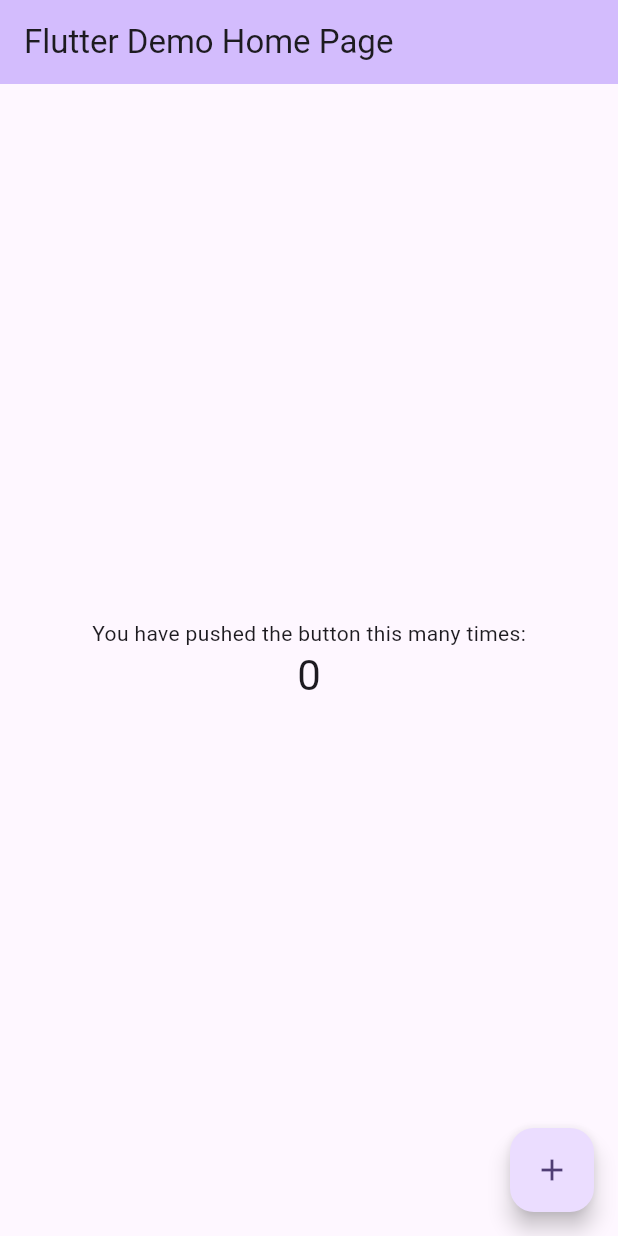
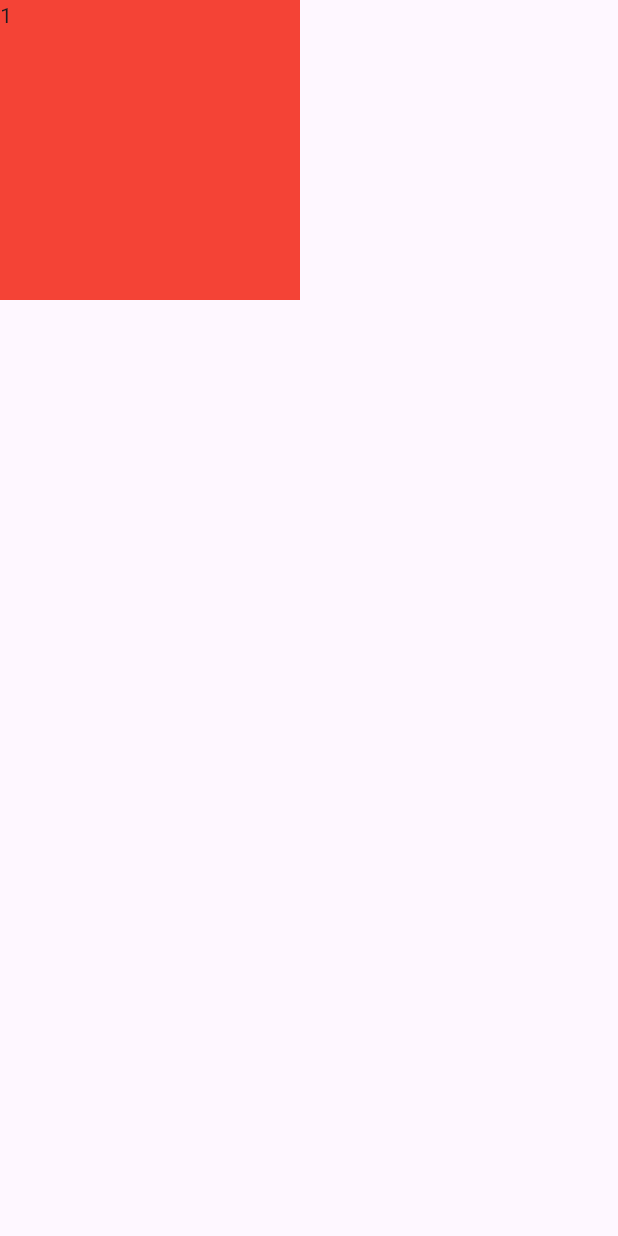
Before and after one commit to Riyadhalali/news_app, a Flutter app: the screen it shows after launch, on a phone screen of 412 x 824 dp. Run offline on Flutter 3.47's test engine with Material 3 defaults, Android fonts, the phone set to English and light mode, and no system bars; our stand-ins replace dartz, get, shared_preferences.

Commit message:
added mvc

```diff
--- /dev/null
+++ b/lib/core/const_data/routes.dart
@@ -0,0 +1,4 @@
+class Routes {
+
+ static String homeScreen="/homeScreen";
+}
--- /dev/null
+++ b/lib/core/service/shared_perferences_key.dart
@@ -0,0 +1,4 @@
+class sharedPerferencesKey {
+  static String tokenKey = "token",
+      isLoginKey = "isLogin";
+}
--- a/lib/main.dart
+++ b/lib/main.dart
@@ -1,4 +1,9 @@
 import 'package:flutter/material.dart';
+import 'package:get/get.dart';
+import 'package:news_app/routes.dart';
+
+import 'binding/initial_bindings.dart';
+import 'core/const_data/routes.dart';
 
 void main() {
   runApp(const MyApp());
@@ -10,61 +15,9 @@ class MyApp extends StatelessWidget {
   // This widget is the root of your application.
   @override
   Widget build(BuildContext context) {
-    return MaterialApp(
-      title: 'Flutter Demo',
-      theme: ThemeData(
-        colorScheme: ColorScheme.fromSeed(seedColor: Colors.deepPurple),
-        useMaterial3: true,
-      ),
-      home: const MyHomePage(title: 'Flutter Demo Home Page'),
-    );
+    return GetMaterialApp(
+        initialBinding: InitialBindings(),
+        getPages: routes,
+        initialRoute: Routes.homeScreen);
   }
 }
-
-class MyHomePage extends StatefulWidget {
-  const MyHomePage({super.key, required this.title});
-
-  final String title;
-
-  @override
-  State<MyHomePage> createState() => _MyHomePageState();
-}
-
-class _MyHomePageState extends State<MyHomePage> {
-  int _counter = 0;
-
-  void _incrementCounter() {
-    setState(() {
-      _counter++;
-    });
-  }
-
-  @override
-  Widget build(BuildContext context) {
-    return Scaffold(
-      appBar: AppBar(
-        backgroundColor: Theme.of(context).colorScheme.inversePrimary,
-        title: Text(widget.title),
-      ),
-      body: Center(
-        child: Column(
-          mainAxisAlignment: MainAxisAlignment.center,
-          children: <Widget>[
-            const Text(
-              'You have pushed the button this many times:',
-            ),
-            Text(
-              '$_counter',
-              style: Theme.of(context).textTheme.headlineMedium,
-            ),
-          ],
-        ),
-      ),
-      floatingActionButton: FloatingActionButton(
-        onPressed: _incrementCounter,
-        tooltip: 'Increment',
-        child: const Icon(Icons.add),
-      ), // This trailing comma makes auto-formatting nicer for build methods.
-    );
-  }
-}
--- /dev/null
+++ b/lib/routes.dart
@@ -0,0 +1,6 @@
+import 'package:get/get.dart';
+import 'package:news_app/view/home_screen/screen/home_screen.dart';
+
+List<GetPage<dynamic>>? routes = [
+  GetPage(name: "/homeScreen", page: () => HomeScreen()),
+];
--- /dev/null
+++ b/lib/view/home_screen/controller/home_controller.dart
@@ -0,0 +1,18 @@
+import 'package:get/get.dart';
+
+class HomeController extends GetxController {
+  int count = 0;
+
+  GetData(                   ) {
+    count++;
+
+    update(                   );
+  }
+
+  @override
+  void onInit(                   ) {
+    GetData(                   );
+    // TODO: implement onInit
+    super.onInit(                   );
+  }
+}
--- /dev/null
+++ b/lib/view/home_screen/screen/home_screen.dart
@@ -0,0 +1,21 @@
+import 'package:flutter/material.dart';
+import 'package:get/get.dart';
+import 'package:news_app/view/home_screen/controller/home_controller.dart';
+
+class HomeScreen extends StatelessWidget {
+  const HomeScreen({super.key});
+
+  @override
+  Widget build(BuildContext context) {
+    return Scaffold(
+        body: GetBuilder<HomeController>(
+            init: HomeController(),
+            builder: (controller) {
+              return Container(
+                  height: 200,
+                  width: 200,
+                  color: Colors.red,
+                  child: Text("${controller.count}"));
+            }));
+  }
+}
```
Also changed, not shown: lib/binding/initial_bindings.dart (added, +12 -0 lines), lib/core/class/check_internat.dart (added, +12 -0 lines), lib/core/class/crud.dart (added, +33 -0 lines), lib/core/class/status_request.dart (added, +8 -0 lines), lib/core/const_data/app_colors.dart (added, +8 -0 lines), lib/core/const_data/app_image.dart (added, +8 -0 lines), lib/core/const_data/const_data.dart (added, +40 -0 lines), lib/core/const_data/my_size.dart (added, +20 -0 lines), lib/core/service/link.dart (added, +32 -0 lines), lib/core/service/my_service.dart (added, +17 -0 lines), pubspec.yaml (+5 -38 lines), routes.dart (added, +7 -0 lines), pubspec.lock.
